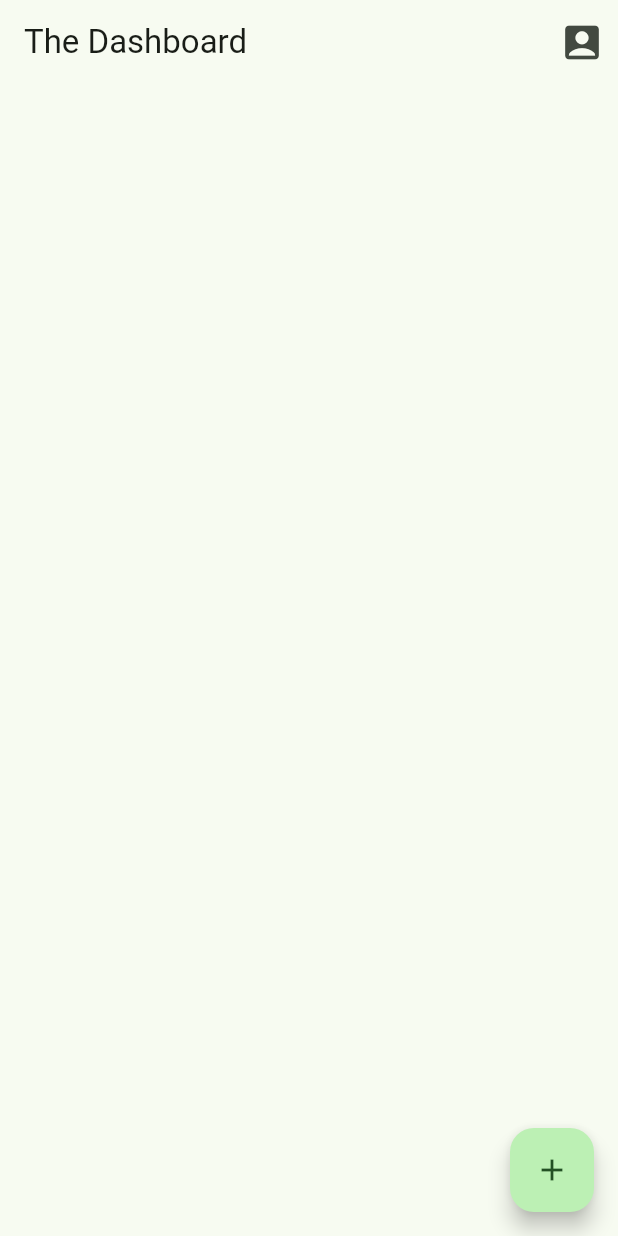
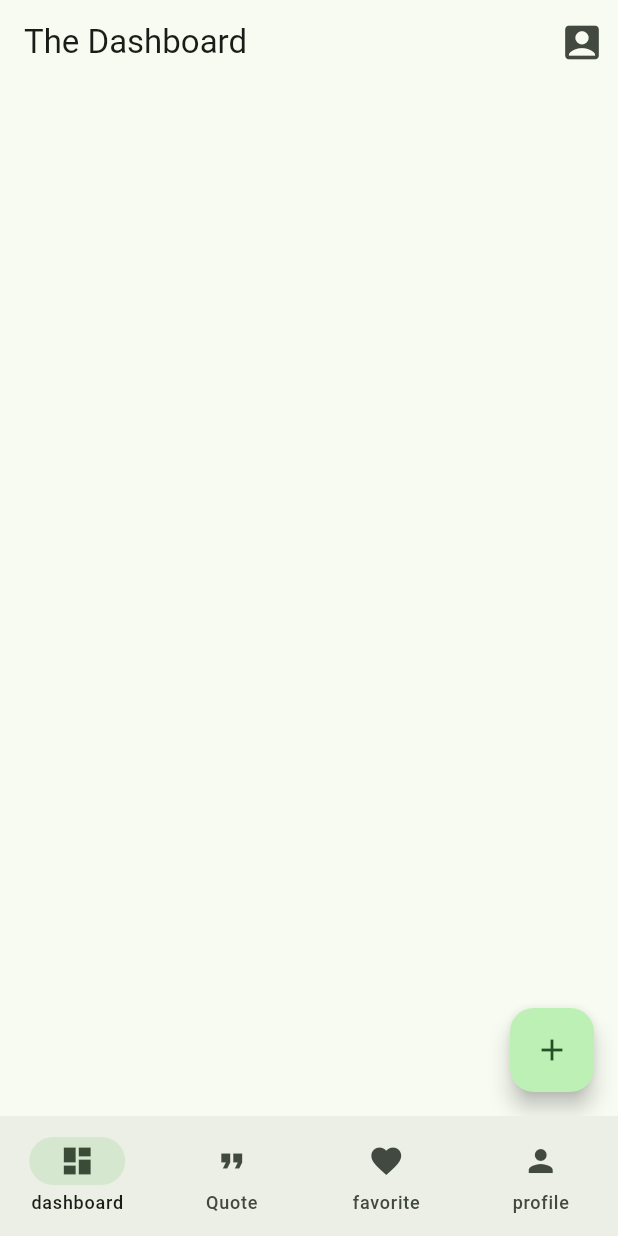
Before and after one commit to Mahmoudhazemm/Task-6, a Flutter app: the screen it shows after launch, on a phone screen of 412 x 824 dp. Run offline on Flutter 3.47's test engine with Material 3 defaults, Android fonts, the phone set to English and light mode, and no system bars; our stand-ins replace image_picker.

Commit message:
Task 7 added

```diff
--- a/lib/add_item/item.dart
+++ b/lib/add_item/item.dart
@@ -1,6 +1,15 @@
 import 'dart:io';
 
 class Item{
+  @override
+  bool operator ==(Object other) {
+    return other is Item && other.title == title;
+  }
+
+  @override
+  // TODO: implement hashCode
+  int get hashCode => title.hashCode;
+
   Item({required this.images,
   required this.title,
   required this.body,
--- /dev/null
+++ b/lib/dashboard/nav_bar.dart
@@ -0,0 +1,44 @@
+import 'package:flutter/material.dart';
+import 'package:flutter_taskone/dashboard/dashboard_screen.dart';
+import 'package:flutter_taskone/favorite/favorite_screen.dart';
+import 'package:flutter_taskone/profile/profile_page/profile_page.dart';
+import 'package:flutter_taskone/quote/quote_screen.dart';
+
+class NavBar extends StatefulWidget {
+  const NavBar({super.key});
+
+  @override
+  State<NavBar> createState() => _NavBarState();
+}
+
+class _NavBarState extends State<NavBar> {
+  int _selectedIndex = 0;
+
+  @override
+  Widget build(BuildContext context) {
+    return Scaffold(
+
+      body: [
+        DashboardScreen(),
+        QuoteScreen(),
+        FavoriteScreen(),
+        ProfilePage(),
+      ][_selectedIndex],
+
+      bottomNavigationBar: NavigationBar(
+          onDestinationSelected: (index){
+            setState(() {
+              _selectedIndex= index;
+            });
+
+          },
+
+          destinations: [
+            NavigationDestination(icon: Icon(Icons.dashboard), label: "dashboard"),
+            NavigationDestination(icon: Icon(Icons.format_quote), label: "Quote"),
+            NavigationDestination(icon: Icon(Icons.favorite), label: "favorite"),
+            NavigationDestination(icon: Icon(Icons.person), label: "profile"),
+      ]),
+    );
+  }
+}
--- a/lib/details/details_screen/details_page.dart
+++ b/lib/details/details_screen/details_page.dart
@@ -68,7 +68,7 @@ class DetailsPage extends StatelessWidget {
               mainAxisAlignment: MainAxisAlignment.end,
               children: [
                 IconButton(onPressed: () {}, icon: const Icon(Icons.share)),
-                const FavoriteWidget(),
+                FavoriteWidget( index: items.items.indexOf(items.selctedItem!),),
               ],
             ),
             Padding(
--- /dev/null
+++ b/lib/favorite/favorite_model.dart
@@ -0,0 +1,30 @@
+import 'package:flutter/cupertino.dart';
+import 'package:flutter_taskone/add_item/item.dart';
+
+class FavoriteModel extends ChangeNotifier {
+
+  final List<Item> _fav = [];
+  List<Item> get fav => _fav;
+
+  add(Item item){
+    if(!_fav.contains(item)){
+      _fav.add(item);
+    }
+    notifyListeners();
+  }
+
+  remove(Item item){
+    if(_fav.contains(item)) {
+      _fav.remove(item);
+    }
+    notifyListeners();
+
+  }
+
+  isFavorite (Item item){
+    item.favorite = !item.favorite;
+    item.favorite? add(item) : remove(item);
+    notifyListeners();
+  }
+
+}
--- a/lib/main.dart
+++ b/lib/main.dart
@@ -2,8 +2,11 @@ import 'package:flutter/material.dart';
 import 'package:flutter_taskone/add_item/item_model.dart';
 import 'package:flutter_taskone/dashboard/dashboard_screen.dart';
 import 'package:flutter_taskone/add_item/add_item_screen.dart';
+import 'package:flutter_taskone/favorite/favorite_model.dart';
 import 'package:flutter_taskone/profile/user_model.dart';
 import "package:provider/provider.dart";
+
+import 'dashboard/nav_bar.dart';
 
 
 void main() {
@@ -14,6 +17,8 @@ void main() {
       create: (context)=> UserModel(),),
       ChangeNotifierProvider(
         create: (context)=> ItemModel(),),
+      ChangeNotifierProvider(
+        create: (context)=> FavoriteModel(),),
     ],
         child: const MyApp(),
     ),
@@ -30,7 +35,7 @@ class MyApp extends StatelessWidget {
       theme: ThemeData(
         colorScheme: ColorScheme.fromSeed(seedColor: Colors.green),
       ),
-      home: DashboardScreen(),
+      home: NavBar(),
     );
   }
 }
--- /dev/null
+++ b/lib/quote/quote.dart
@@ -0,0 +1,23 @@
+class Quote {
+
+  String quote;
+  String author;
+  String category;
+
+
+Quote ({
+    required this.quote,
+  required this.author,
+  required this.category,
+});
+
+factory Quote.fromJson ( Map <String , dynamic> json ){
+
+  return Quote(
+      quote: json["quote"],
+      author: json["author"],
+      category: json["category"]);
+}
+
+
+}
--- /dev/null
+++ b/lib/quote/service.dart
@@ -0,0 +1,24 @@
+
+import 'dart:convert';
+
+import 'package:http/http.dart' as http;
+import 'package:flutter_taskone/quote/quote.dart';
+
+
+Future <List<Quote>> fetchQuote () async{
+
+  final response =await http.get(Uri.parse("https://api.api-ninjas.com/v1/quotes"),
+    headers: {
+      'X-Api-Key': 'YiDWt0jlWXkMZsN7HYjUNA==qsjc7zOUnyphPQ5l'
+    },
+  );
+  if (response.statusCode==200){
+
+    List <dynamic> data = jsonDecode(response.body);
+
+    return data.map((json)=>Quote.fromJson(json)).toList();
+  }
+
+  throw Exception("failed to load data");
+
+}
--- a/pubspec.yaml
+++ b/pubspec.yaml
@@ -35,6 +35,7 @@ dependencies:
   # Use with the CupertinoIcons class for iOS style icons.
   cupertino_icons: ^1.0.8
   image_picker: ^1.1.2
+  http: ^1.4.0
 
 dev_dependencies:
   flutter_test:
```
Also changed, not shown: lib/add_item/add_item_screen.dart (+3 -5 lines), lib/dashboard/dashboard_screen.dart (+11 -4 lines), lib/details/details_widget/favorite_widget.dart (+21 -19 lines), lib/favorite/favorite_screen.dart (added, +57 -0 lines), lib/quote/quote_screen.dart (added, +66 -0 lines), pubspec.lock, 1 other file.
